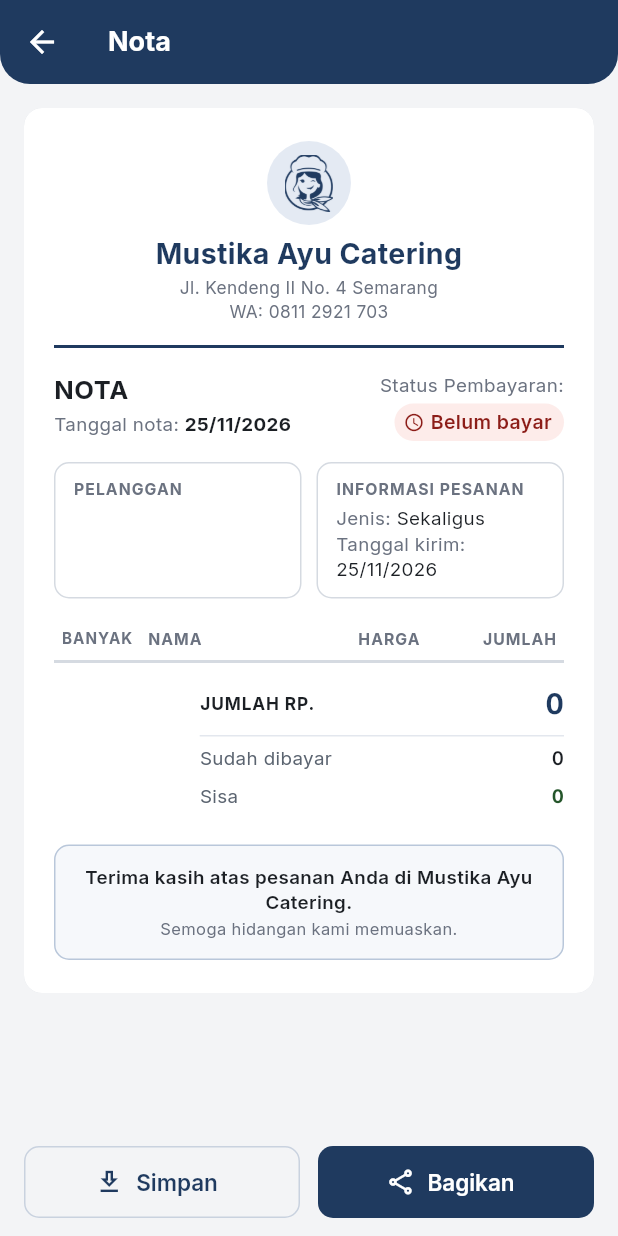
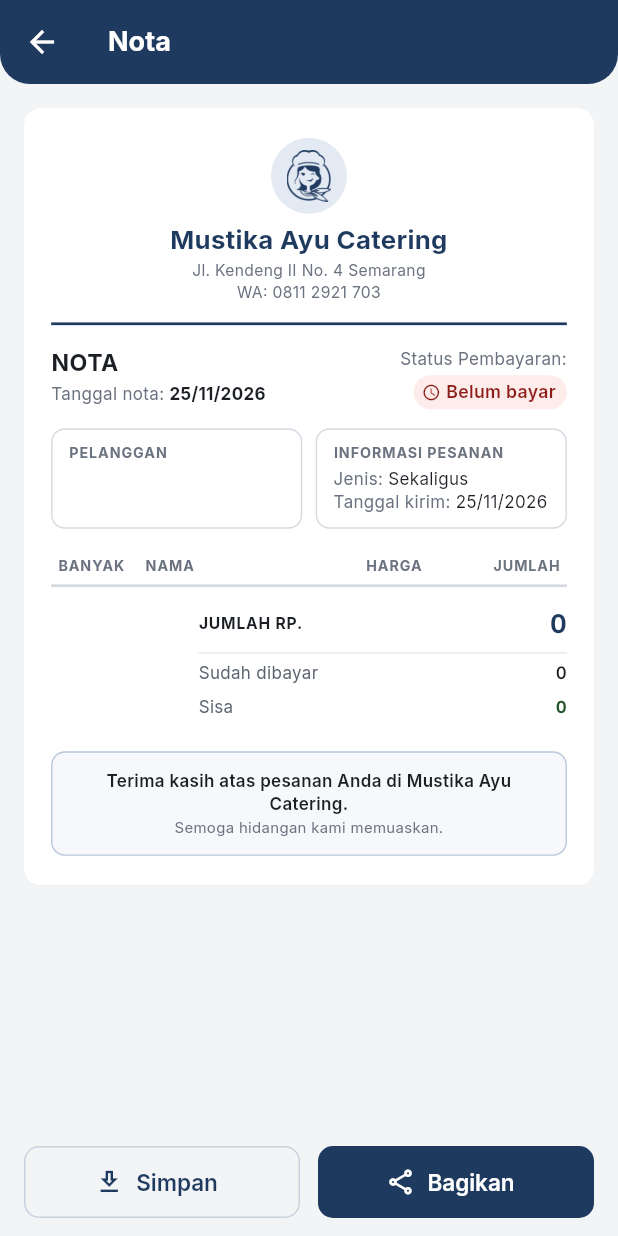
Before and after one commit to putriaariibah-bit/sistem-admin-mustika-ayu, a Flutter app: the NotaScreen screen opened directly with empty values, on a phone screen of 412 x 824 dp. Run offline on Flutter 3.47's test engine with Material 3 defaults, Android fonts, the phone set to English and light mode, and no system bars; our stand-ins replace cloud_firestore, firebase_auth, firebase_core, image_picker, share_plus; missing offline and left inert: gal; accounts and stored records are empty.

Commit message:
Susun nota selebar kertas tetap agar rapi di ponsel
Nota disusun pada lebar 420 tanpa mengikuti ukuran huruf ponsel, lalu
diperkecil agar muat di layar, sehingga tidak ada baris yang turun dan
gambar nota sama di semua ponsel.

Co-Authored-By: Claude Opus 5.5 <noreply@anthropic.com>
Claude-Session: https://claude.ai/code/session_01M1MDQ1JNjBMbH3Tt94S1mm

```diff
--- a/lib/screens/nota_screen.dart
+++ b/lib/screens/nota_screen.dart
@@ -74,9 +74,15 @@ class _NotaScreenState extends State<NotaScreen> {
       appBar: AppBar(title: const Text('Nota')),
       body: SingleChildScrollView(
         padding: const EdgeInsets.all(AppTheme.marginTepi),
+        // Nota selalu disusun selebar kertas tetap tanpa mengikuti ukuran
+        // huruf ponsel, lalu diperkecil agar muat di layar. Dengan begitu
+        // susunannya sama di semua ponsel dan pada berkas gambarnya.
         child: Center(
-          child: ConstrainedBox(
-            constraints: const BoxConstraints(maxWidth: 480),
+          child: FittedBox(
+            fit: BoxFit.scaleDown,
+            alignment: Alignment.topCenter,
+            child: SizedBox(
+              width: NotaKertas.lebarKertas,
               child: DecoratedBox(
                 decoration: BoxDecoration(
                   border: Border.all(color: AppTheme.garis),
@@ -86,7 +92,10 @@ class _NotaScreenState extends State<NotaScreen> {
                   borderRadius: BorderRadius.circular(AppTheme.sudutKartu),
                   child: RepaintBoundary(
                     key: _kunciNota,
+                    child: MediaQuery.withNoTextScaling(
                       child: NotaKertas(nota: _nota),
+                    ),
+                  ),
                 ),
               ),
             ),
--- a/lib/widgets/nota_kertas.dart
+++ b/lib/widgets/nota_kertas.dart
@@ -26,6 +26,10 @@ class NotaKertas extends StatelessWidget {
   final ProfilUsaha? profil;
 
   const NotaKertas({super.key, required this.nota, this.profil});
+
+  /// Lebar kertas nota (piksel logis). Layar Nota menyusun nota pada lebar
+  /// ini lalu memperkecilnya agar muat di layar ponsel.
+  static const double lebarKertas = 420;
 
   /// Profil yang benar-benar diisi pemilik, atau null bila belum ada.
   ProfilUsaha? get _profilDiisi {
```
Also changed, not shown: 1 other file. Lines whose indentation alone changed are shown as unchanged.
